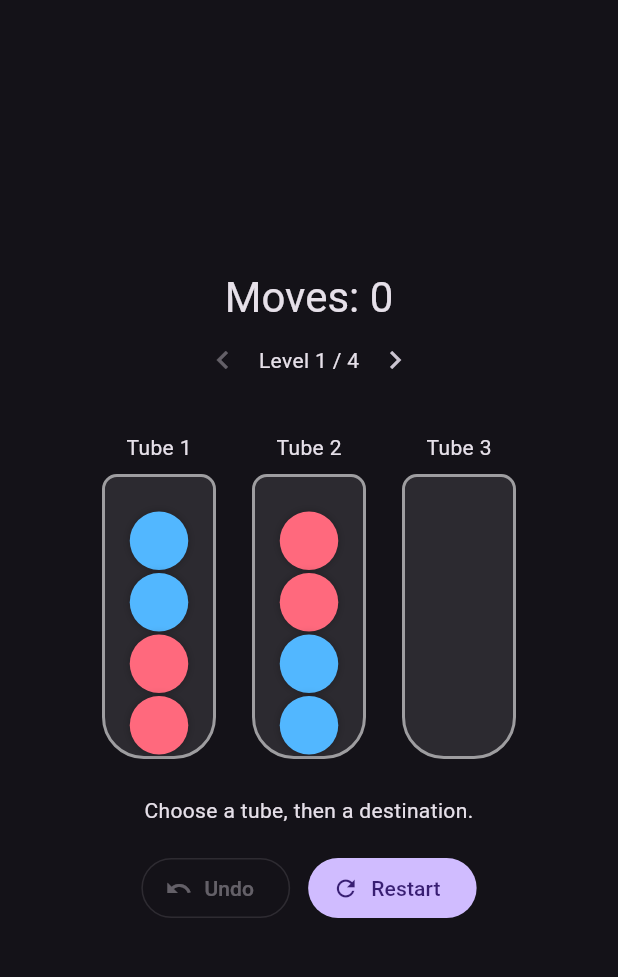
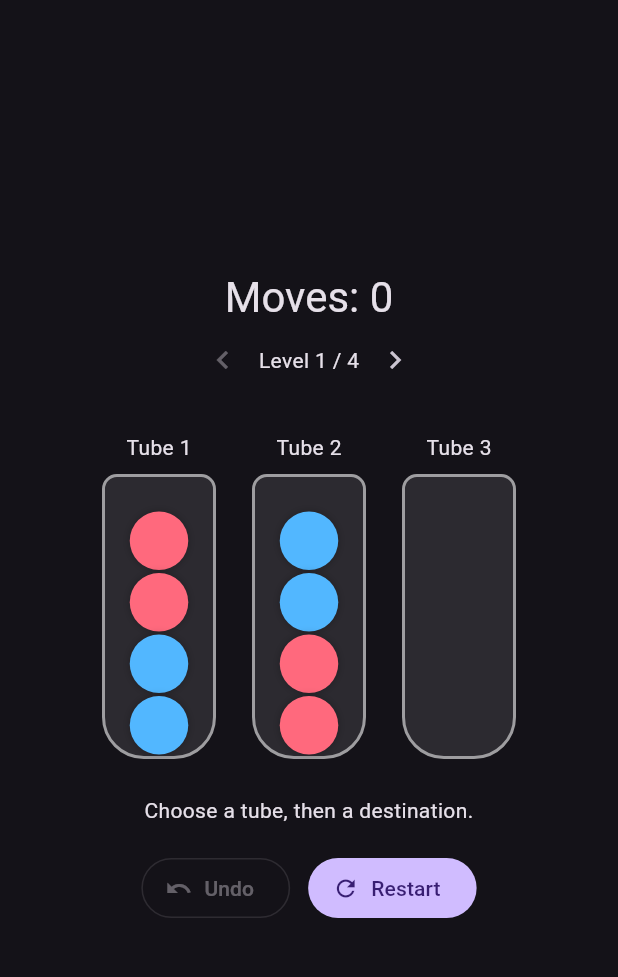
Before and after one commit to taktemurr-ops/game-003-color-sort-puzzle, a Flutter app: the screen it shows after launch, on a phone screen of 412 x 824 dp, the part 63-1040 px from its top. Run offline on Flutter 3.47's test engine with Material 3 defaults, Android fonts, the phone set to English and light mode, and no system bars.

Commit message:
fix: render bottom-to-top tube model with top color visually at top

```diff
--- a/lib/main.dart
+++ b/lib/main.dart
@@ -91,7 +91,7 @@ class _ColorSortScreenState extends State<ColorSortScreen> {
             ),
             child: Column(
               mainAxisAlignment: MainAxisAlignment.end,
-              children: balls.reversed.map((ball) => Container(
+              children: balls.map((ball) => Container(
                 width: 39, height: 39,
                 margin: const EdgeInsets.symmetric(vertical: 1),
                 decoration: BoxDecoration(
```
